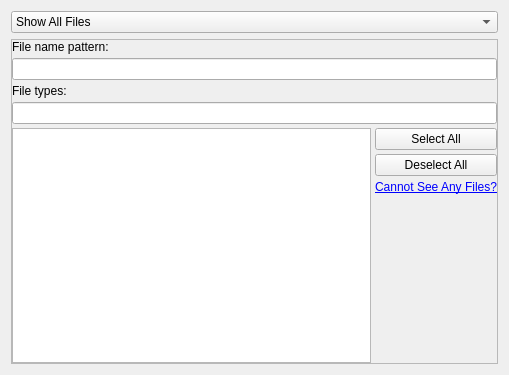
This is plasma/applets/folderview/folderviewFilterConfig.ui in KDE/kde-baseapps as Qt 5 draws it before an edit. The edited form follows.
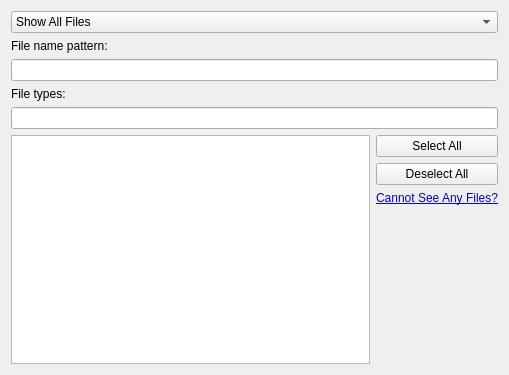
This is the edited form. Custom widgets are drawn as their Qt base class.

Commit message: Fix frame without margin visible with styles != Oxygen

Diff of the .ui file:
```diff
--- a/plasma/applets/folderview/folderviewFilterConfig.ui
+++ b/plasma/applets/folderview/folderviewFilterConfig.ui
@@ -61,41 +61,14 @@
        <verstretch>10</verstretch>
       </sizepolicy>
      </property>
-     <property name="frameShape">
-      <enum>QFrame::StyledPanel</enum>
-     </property>
-     <property name="frameShadow">
-      <enum>QFrame::Plain</enum>
-     </property>
-     <property name="lineWidth">
-      <number>0</number>
-     </property>
      <layout class="QGridLayout" name="gridLayout_3">
       <property name="margin">
        <number>0</number>
       </property>
-      <property name="spacing">
-       <number>0</number>
-      </property>
       <item row="0" column="1">
        <layout class="QGridLayout" name="mimeTypeLayout">
-        <property name="horizontalSpacing">
-         <number>0</number>
-        </property>
-        <property name="verticalSpacing">
-         <number>4</number>
-        </property>
-        <property name="margin">
-         <number>0</number>
-        </property>
         <item row="5" column="0">
          <layout class="QHBoxLayout" name="horizontalLayout">
-          <property name="spacing">
-           <number>0</number>
-          </property>
-          <property name="margin">
-           <number>0</number>
-          </property>
           <item>
            <widget class="QListView" name="filterFilesList">
             <property name="sizePolicy">
@@ -117,21 +90,6 @@
           </item>
           <item>
            <layout class="QVBoxLayout" name="verticalLayout">
-            <property name="spacing">
-             <number>4</number>
-            </property>
-            <property name="leftMargin">
-             <number>4</number>
-            </property>
-            <property name="topMargin">
-             <number>0</number>
-            </property>
-            <property name="rightMargin">
-             <number>0</number>
-            </property>
-            <property name="bottomMargin">
-             <number>0</number>
-            </property>
             <item>
              <widget class="QPushButton" name="selectAll">
               <property name="text">
@@ -163,9 +121,6 @@
             </item>
             <item>
              <spacer name="verticalSpacer">
-              <property name="orientation">
-               <enum>Qt::Vertical</enum>
-              </property>
               <property name="sizeHint" stdset="0">
                <size>
                 <width>20</width>
```
Left out of the diff: 6 changed lines with no effect on the pictures.
